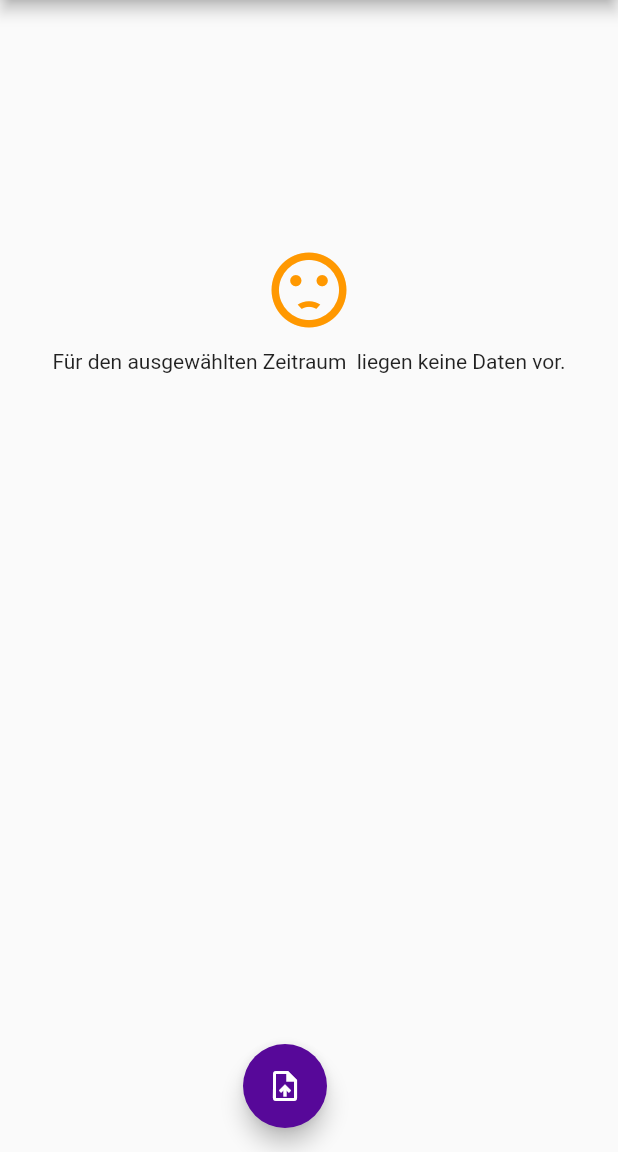
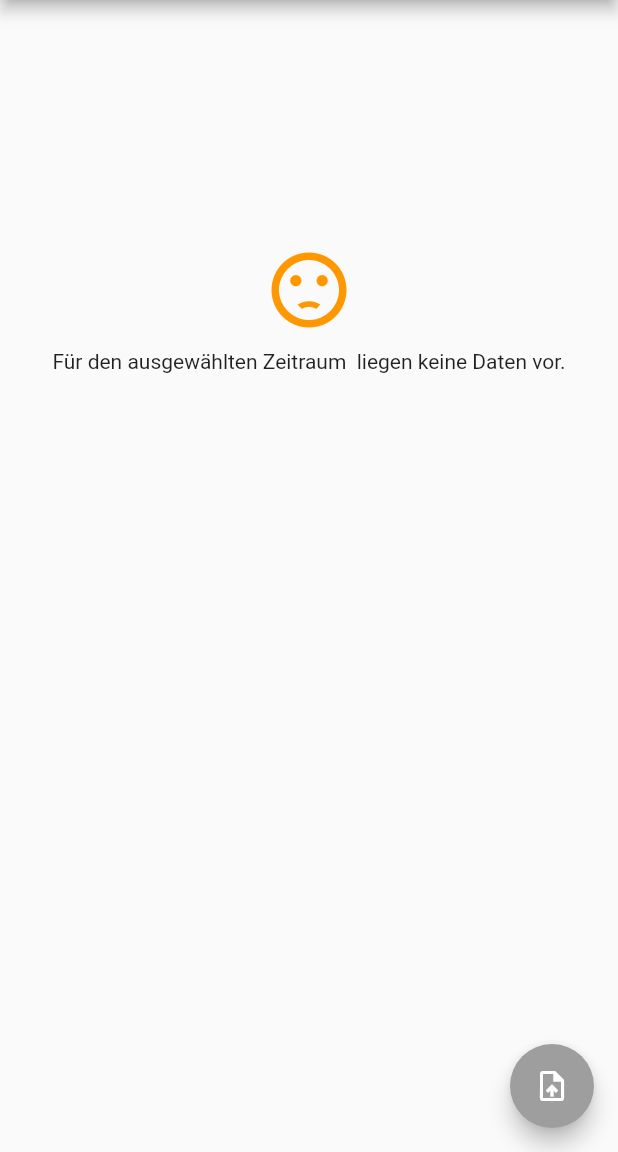
Before and after one commit to SarahLM/somnus, a Flutter app: the HypnogramScreen screen opened directly, after a tap on the "upload file" icon, on a phone screen of 412 x 824 dp, the part 84-1236 px from its top. Run offline on Flutter 3.47's test engine with Material 2 defaults, Android fonts, the phone set to English and light mode, and no system bars; our stand-ins replace font_awesome_flutter, introduction_screen, pdf, permission_handler, pie_chart, printing and 3 more; missing offline and left inert: flutter_ble_lib, pointycastle; accounts and stored records are empty.

Commit message:
Disable upload button while data is processed

```diff
--- a/frontend_somnus/lib/screens/hypnogram_screen.dart
+++ b/frontend_somnus/lib/screens/hypnogram_screen.dart
@@ -41,6 +41,14 @@
   List<DataPoint> sleepData = [];
   List<DataPoint> dataPoints;
   final dbHelper = DatabaseHelper.instance;
+
+  bool _canShowButton = true;
+
+  void hideWidget() {
+    setState(() {
+      _canShowButton = !_canShowButton;
+    });
+  }
 
   @override
   initState() {
@@ -486,16 +494,27 @@
                     child: const Icon(Icons.print),
                     onPressed: _printScreen,
                   )
-                : Container(),
+                : const SizedBox.shrink(),
+            !_canShowButton
+                ? //const SizedBox.shrink()
                 FloatingActionButton(
+                    backgroundColor: Colors.grey,
+                    onPressed: null,
+                    child: const Icon(
+                      Icons.upload_file,
+                    ))
+                : FloatingActionButton(
                     child: const Icon(Icons.upload_file),
                     onPressed: () async {
+                      hideWidget();
                       var file = 'inputAccelero.csv';
 
-                var res = await uploadFile(file, 'http://10.0.2.2:5000/data');
+                      var res =
+                          await uploadFile(file, 'http://10.0.2.2:5000/data');
 
                       print(res);
-                dbHelper.resultsToDb();
+                      await dbHelper.resultsToDb();
+                      hideWidget();
                     },
                   ),
           ],
```
Lines whose indentation alone changed are shown as unchanged.
